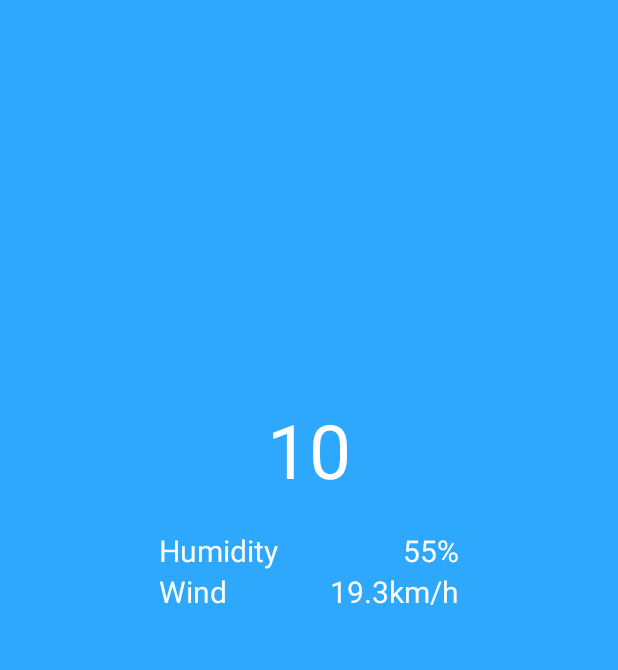
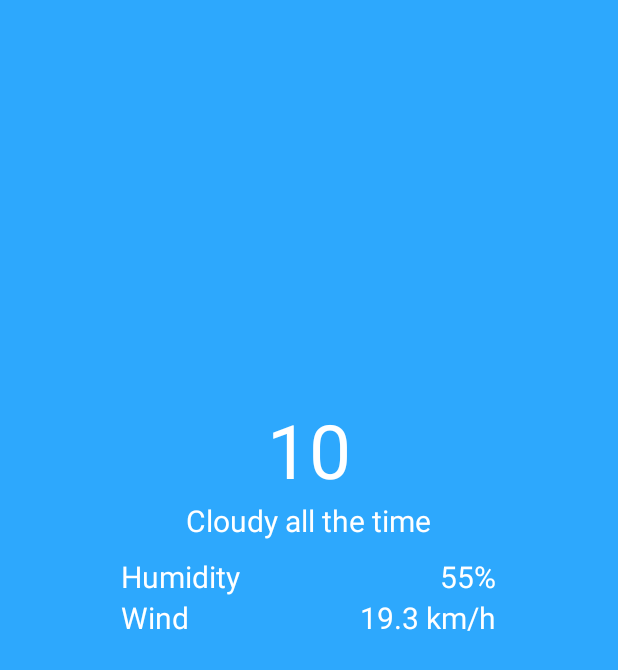
Before and after one commit to xiefeieric/CoolWeather, an Android app: the layout content_main.xml on its own in the app's theme, with its tools: preview values and no code run, on a phone screen of 412 x 824 dp. Shown: the top 670 px of the screen. Run offline under Robolectric (Android 15) with nearby library versions, the phone set to English and light mode, and no system bars.

Commit message:
UI bug fixed

```diff
--- a/app/src/main/AndroidManifest.xml
+++ b/app/src/main/AndroidManifest.xml
@@ -15,7 +15,8 @@
         <activity
             android:name=".activity.MainActivity"
             android:label="@string/app_name"
-            android:theme="@style/AppTheme.NoActionBar">
+            android:theme="@style/AppTheme.NoActionBar"
+            android:screenOrientation="portrait">
             <intent-filter>
                 <action android:name="android.intent.action.MAIN"/>
 
--- a/app/src/main/res/layout/content_main.xml
+++ b/app/src/main/res/layout/content_main.xml
@@ -3,6 +3,7 @@
     xmlns:android="http://schemas.android.com/apk/res/android"
     xmlns:app="http://schemas.android.com/apk/res-auto"
     xmlns:tools="http://schemas.android.com/tools"
+    android:id="@+id/llMainActivity"
     android:orientation="vertical"
     android:layout_width="match_parent"
     android:layout_height="match_parent"
@@ -28,12 +29,21 @@
         android:textSize="50sp"
         android:textColor="@color/white"/>
 
+    <TextView
+        android:id="@+id/tvDesc"
+        android:layout_width="wrap_content"
+        android:layout_height="wrap_content"
+        android:layout_gravity="center"
+        tools:text="Cloudy all the time"
+        android:textSize="20sp"
+        android:textColor="@color/white"/>
+
     <LinearLayout
-        android:layout_width="200dp"
+        android:layout_width="250dp"
         android:layout_height="wrap_content"
         android:orientation="horizontal"
         android:layout_gravity="center"
-        android:layout_marginTop="20dp">
+        android:layout_marginTop="10dp">
 
         <TextView
             android:layout_width="wrap_content"
@@ -43,10 +53,11 @@
             android:textColor="@color/white"/>
 
         <TextView
+            android:id="@+id/tvHumidity"
             android:layout_width="wrap_content"
             android:layout_height="wrap_content"
             android:layout_weight="1"
-            android:text="55%"
+            tools:text="55%"
             android:textSize="20sp"
             android:gravity="right"
             android:textColor="@color/white"/>
@@ -54,7 +65,7 @@
     </LinearLayout>
 
     <LinearLayout
-        android:layout_width="200dp"
+        android:layout_width="250dp"
         android:layout_height="wrap_content"
         android:orientation="horizontal"
         android:layout_gravity="center">
@@ -68,10 +79,11 @@
             android:textColor="@color/white"/>
 
         <TextView
+            android:id="@+id/tvWindSpeed"
             android:layout_width="wrap_content"
             android:layout_height="wrap_content"
             android:layout_weight="1"
-            android:text="19.3km/h"
+            tools:text="19.3 km/h"
             android:textSize="20sp"
             android:gravity="right"
             android:textColor="@color/white"
--- a/app/src/main/res/values/styles.xml
+++ b/app/src/main/res/values/styles.xml
@@ -3,7 +3,7 @@
     <!-- Base application theme. -->
     <style name="AppTheme" parent="Theme.AppCompat.Light.DarkActionBar">
         <!-- Customize your theme here. -->
-        <item name="colorPrimary">@color/colorPrimary</item>
+        <item name="colorPrimary">@color/mainColor</item>
         <item name="colorPrimaryDark">@color/colorPrimaryDark</item>
         <item name="colorAccent">@color/colorAccent</item>
     </style>
```
Also changed, not shown: app/src/main/java/uk/me/feixie/coolweather/activity/MainActivity.java (+91 -2 lines), app/src/main/java/uk/me/feixie/coolweather/util/NumberHelper.java (added, +19 -0 lines).
